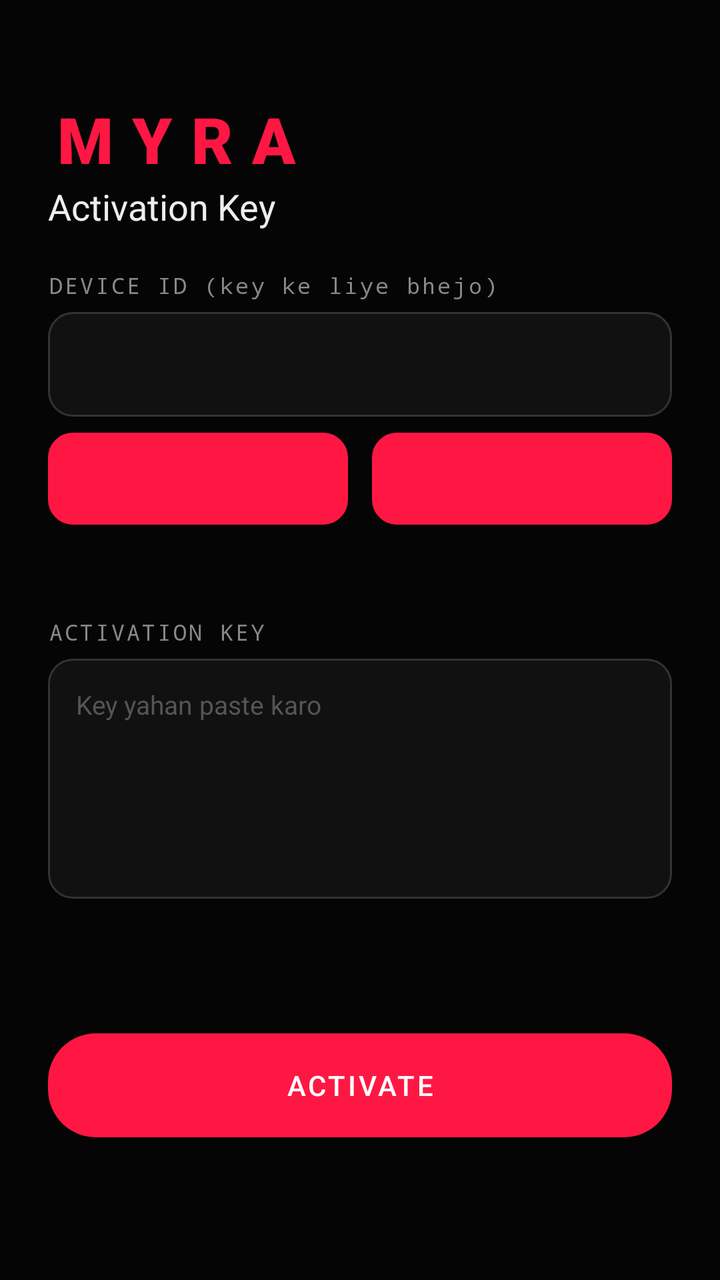
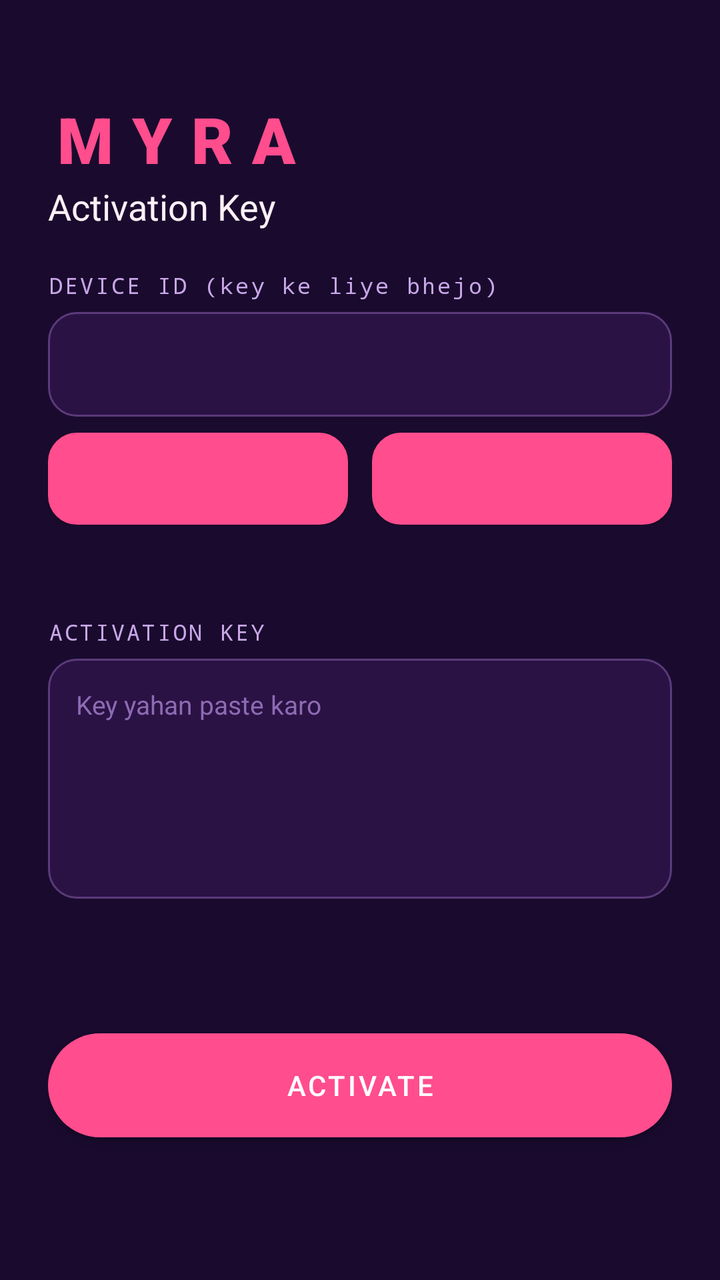

Screens rendered from an Android XML layout before and after an edit, with the pre-edit source and the edit as a unified diff.
<!-- AndroidManifest.xml: application theme Theme.Myra -->
<!-- res/layout/activity_activation.xml -->
<?xml version="1.0" encoding="utf-8"?>
<ScrollView xmlns:android="http://schemas.android.com/apk/res/android"
    android:layout_width="match_parent"
    android:layout_height="match_parent"
    android:background="#050505"
    android:fillViewport="true">

    <LinearLayout
        android:layout_width="match_parent"
        android:layout_height="wrap_content"
        android:orientation="vertical"
        android:padding="24dp">

        <TextView
            android:layout_width="wrap_content"
            android:layout_height="wrap_content"
            android:layout_marginTop="24dp"
            android:fontFamily="sans-serif-black"
            android:letterSpacing="0.3"
            android:text="MYRA"
            android:textColor="#FF1744"
            android:textSize="32sp" />

        <TextView
            android:layout_width="wrap_content"
            android:layout_height="wrap_content"
            android:text="Activation Key"
            android:textColor="#EEEEEE"
            android:textSize="18sp" />

        <TextView style="@style/MyraLabel" android:text="DEVICE ID (key ke liye bhejo)" />
        <TextView
            android:id="@+id/deviceIdText"
            android:layout_width="match_parent"
            android:layout_height="wrap_content"
            android:background="@drawable/bg_input_field"
            android:fontFamily="monospace"
            android:padding="14dp"
            android:textColor="#FF1744"
            android:textIsSelectable="true"
            android:textSize="18sp" />

        <LinearLayout
            android:layout_width="match_parent"
            android:layout_height="wrap_content"
            android:layout_marginTop="8dp"
            android:orientation="horizontal">

            <Button
                android:id="@+id/copyIdBtn"
                android:layout_width="0dp"
                android:layout_height="46dp"
                android:layout_marginEnd="6dp"
                android:layout_weight="1"
                android:background="@drawable/bg_prime_badge"
                android:backgroundTint="@null"
                android:text="COPY"
                android:textColor="#FF1744" />

            <Button
                android:id="@+id/shareIdBtn"
                android:layout_width="0dp"
                android:layout_height="46dp"
                android:layout_marginStart="6dp"
                android:layout_weight="1"
                android:background="@drawable/bg_prime_badge"
                android:backgroundTint="@null"
                android:text="SHARE"
                android:textColor="#FF1744" />
        </LinearLayout>

        <TextView
            android:id="@+id/contactText"
            android:layout_width="match_parent"
            android:layout_height="wrap_content"
            android:layout_marginTop="10dp"
            android:textColor="#888888"
            android:textSize="12sp" />

        <TextView style="@style/MyraLabel" android:text="ACTIVATION KEY" />
        <EditText
            android:id="@+id/keyInput"
            android:layout_width="match_parent"
            android:layout_height="wrap_content"
            android:background="@drawable/bg_input_field"
            android:gravity="top"
            android:hint="Key yahan paste karo"
            android:inputType="textMultiLine|textNoSuggestions"
            android:minHeight="120dp"
            android:padding="14dp"
            android:textColor="#EEEEEE"
            android:textColorHint="#555555"
            android:textSize="13sp" />

        <TextView
            android:id="@+id/errorText"
            android:layout_width="match_parent"
            android:layout_height="wrap_content"
            android:layout_marginTop="8dp"
            android:textColor="#FF1744"
            android:textSize="13sp" />

        <TextView
            android:id="@+id/infoText"
            android:layout_width="match_parent"
            android:layout_height="wrap_content"
            android:layout_marginTop="4dp"
            android:textColor="#00E676"
            android:textSize="13sp" />

        <Button
            android:id="@+id/activateBtn"
            android:layout_width="match_parent"
            android:layout_height="52dp"
            android:layout_marginTop="20dp"
            android:background="@drawable/bg_save_button"
            android:backgroundTint="@null"
            android:text="ACTIVATE"
            android:textColor="#FFFFFF" />
    </LinearLayout>
</ScrollView>
<!-- resources referenced by this layout -->
<resources>
  <!-- drawable bg_input_field (drawable) -->
  <?xml version="1.0" encoding="utf-8"?>
  <shape xmlns:android="http://schemas.android.com/apk/res/android" android:shape="rectangle">
      <solid android:color="#111111" />
      <stroke android:width="1dp" android:color="#333333" />
      <corners android:radius="12dp" />
  </shape>
  <!-- drawable bg_prime_badge (drawable) -->
  <?xml version="1.0" encoding="utf-8"?>
  <shape xmlns:android="http://schemas.android.com/apk/res/android" android:shape="rectangle">
      <solid android:color="#1A0000" />
      <stroke android:width="1dp" android:color="#FF1744" />
      <corners android:radius="12dp" />
  </shape>
  <!-- drawable bg_save_button (drawable) -->
  <?xml version="1.0" encoding="utf-8"?>
  <shape xmlns:android="http://schemas.android.com/apk/res/android" android:shape="rectangle">
      <gradient android:angle="0" android:startColor="#FF1744" android:endColor="#D500F9" />
      <corners android:radius="24dp" />
  </shape>
  <style name="MyraLabel">
          <item name="android:layout_width">wrap_content</item>
          <item name="android:layout_height">wrap_content</item>
          <item name="android:layout_marginTop">20dp</item>
          <item name="android:layout_marginBottom">6dp</item>
          <item name="android:fontFamily">monospace</item>
          <item name="android:textColor">@color/myra_hint</item>
          <item name="android:textSize">11sp</item>
          <item name="android:letterSpacing">0.1</item>
      </style>
  <style name="Theme.Myra" parent="Theme.MaterialComponents.NoActionBar">
          <item name="colorPrimary">@color/myra_red</item>
          <item name="colorPrimaryVariant">@color/myra_red</item>
          <item name="colorOnPrimary">@color/white</item>
          <item name="colorSecondary">@color/myra_purple</item>
          <item name="android:windowBackground">@color/myra_bg</item>
          <item name="android:statusBarColor">@android:color/transparent</item>
          <item name="android:navigationBarColor">@color/myra_bg</item>
          <item name="android:textColorPrimary">@color/myra_text</item>
          <item name="android:windowLightStatusBar">false</item>
      </style>
  <color name="myra_hint">#888888</color>
  <color name="myra_red">#FF1744</color>
  <color name="white">#FFFFFF</color>
  <color name="myra_purple">#D500F9</color>
  <color name="myra_bg">#050505</color>
  <color name="myra_text">#EEEEEE</color>
</resources>

<!-- the commit's change to res/layout/activity_activation.xml (unified diff, before → after) -->
@@ -2,7 +2,7 @@
 <ScrollView xmlns:android="http://schemas.android.com/apk/res/android"
     android:layout_width="match_parent"
     android:layout_height="match_parent"
-    android:background="#050505"
+    android:background="#1A0B2E"
     android:fillViewport="true">
 
     <LinearLayout
@@ -18,14 +18,14 @@
             android:fontFamily="sans-serif-black"
             android:letterSpacing="0.3"
             android:text="MYRA"
-            android:textColor="#FF1744"
+            android:textColor="#FF4D8D"
             android:textSize="32sp" />
 
         <TextView
             android:layout_width="wrap_content"
             android:layout_height="wrap_content"
             android:text="Activation Key"
-            android:textColor="#EEEEEE"
+            android:textColor="#FFF0F6"
             android:textSize="18sp" />
 
         <TextView style="@style/MyraLabel" android:text="DEVICE ID (key ke liye bhejo)" />
@@ -36,7 +36,7 @@
             android:background="@drawable/bg_input_field"
             android:fontFamily="monospace"
             android:padding="14dp"
-            android:textColor="#FF1744"
+            android:textColor="#FF4D8D"
             android:textIsSelectable="true"
             android:textSize="18sp" />
 
@@ -55,7 +55,7 @@
                 android:background="@drawable/bg_prime_badge"
                 android:backgroundTint="@null"
                 android:text="COPY"
-                android:textColor="#FF1744" />
+                android:textColor="#FF4D8D" />
 
             <Button
                 android:id="@+id/shareIdBtn"
@@ -66,7 +66,7 @@
                 android:background="@drawable/bg_prime_badge"
                 android:backgroundTint="@null"
                 android:text="SHARE"
-                android:textColor="#FF1744" />
+                android:textColor="#FF4D8D" />
         </LinearLayout>
 
         <TextView
@@ -74,7 +74,7 @@
             android:layout_width="match_parent"
             android:layout_height="wrap_content"
             android:layout_marginTop="10dp"
-            android:textColor="#888888"
+            android:textColor="#C9A7E8"
             android:textSize="12sp" />
 
         <TextView style="@style/MyraLabel" android:text="ACTIVATION KEY" />
@@ -88,8 +88,8 @@
             android:inputType="textMultiLine|textNoSuggestions"
             android:minHeight="120dp"
             android:padding="14dp"
-            android:textColor="#EEEEEE"
-            android:textColorHint="#555555"
+            android:textColor="#FFF0F6"
+            android:textColorHint="#8E6BB3"
             android:textSize="13sp" />
 
         <TextView
@@ -97,7 +97,7 @@
             android:layout_width="match_parent"
             android:layout_height="wrap_content"
             android:layout_marginTop="8dp"
-            android:textColor="#FF1744"
+            android:textColor="#FF6B6B"
             android:textSize="13sp" />
 
         <TextView
<!-- resource entries referenced after the edit -->
@@ -3,22 +3,22 @@
   <!-- drawable bg_input_field (drawable) -->
   <?xml version="1.0" encoding="utf-8"?>
   <shape xmlns:android="http://schemas.android.com/apk/res/android" android:shape="rectangle">
-      <solid android:color="#111111" />
-      <stroke android:width="1dp" android:color="#333333" />
-      <corners android:radius="12dp" />
+      <solid android:color="#2A1245" />
+      <stroke android:width="1dp" android:color="#5B3A7A" />
+      <corners android:radius="14dp" />
   </shape>
   <!-- drawable bg_prime_badge (drawable) -->
   <?xml version="1.0" encoding="utf-8"?>
   <shape xmlns:android="http://schemas.android.com/apk/res/android" android:shape="rectangle">
-      <solid android:color="#1A0000" />
-      <stroke android:width="1dp" android:color="#FF1744" />
-      <corners android:radius="12dp" />
+      <solid android:color="#3A1250" />
+      <stroke android:width="1dp" android:color="#FF4D8D" />
+      <corners android:radius="14dp" />
   </shape>
   <!-- drawable bg_save_button (drawable) -->
   <?xml version="1.0" encoding="utf-8"?>
   <shape xmlns:android="http://schemas.android.com/apk/res/android" android:shape="rectangle">
-      <gradient android:angle="0" android:startColor="#FF1744" android:endColor="#D500F9" />
-      <corners android:radius="24dp" />
+      <gradient android:angle="0" android:startColor="#FF4D8D" android:endColor="#B388FF" />
+      <corners android:radius="26dp" />
   </shape>
   <style name="MyraLabel">
           <item name="android:layout_width">wrap_content</item>
@@ -41,11 +41,11 @@
           <item name="android:textColorPrimary">@color/myra_text</item>
           <item name="android:windowLightStatusBar">false</item>
       </style>
-  <color name="myra_hint">#888888</color>
-  <color name="myra_red">#FF1744</color>
+  <color name="myra_hint">#C9A7E8</color>
+  <color name="myra_red">#FF4D8D</color>
   <color name="white">#FFFFFF</color>
-  <color name="myra_purple">#D500F9</color>
-  <color name="myra_bg">#050505</color>
-  <color name="myra_text">#EEEEEE</color>
+  <color name="myra_purple">#B388FF</color>
+  <color name="myra_bg">#1A0B2E</color>
+  <color name="myra_text">#FFF0F6</color>
 </resources>
 
